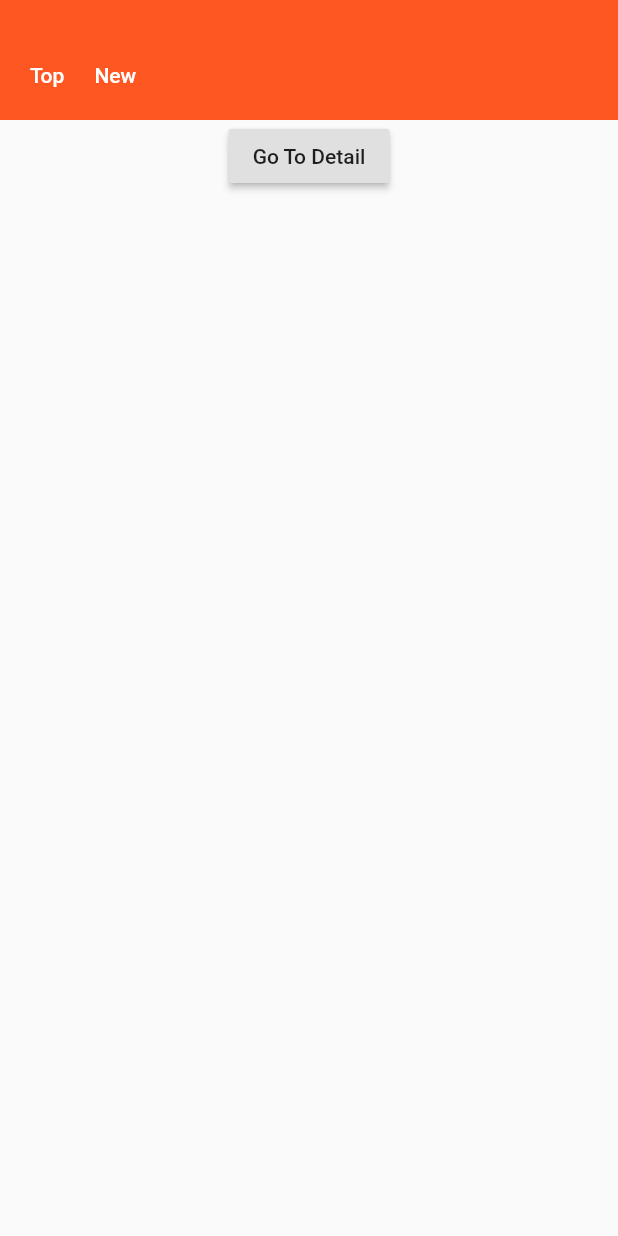
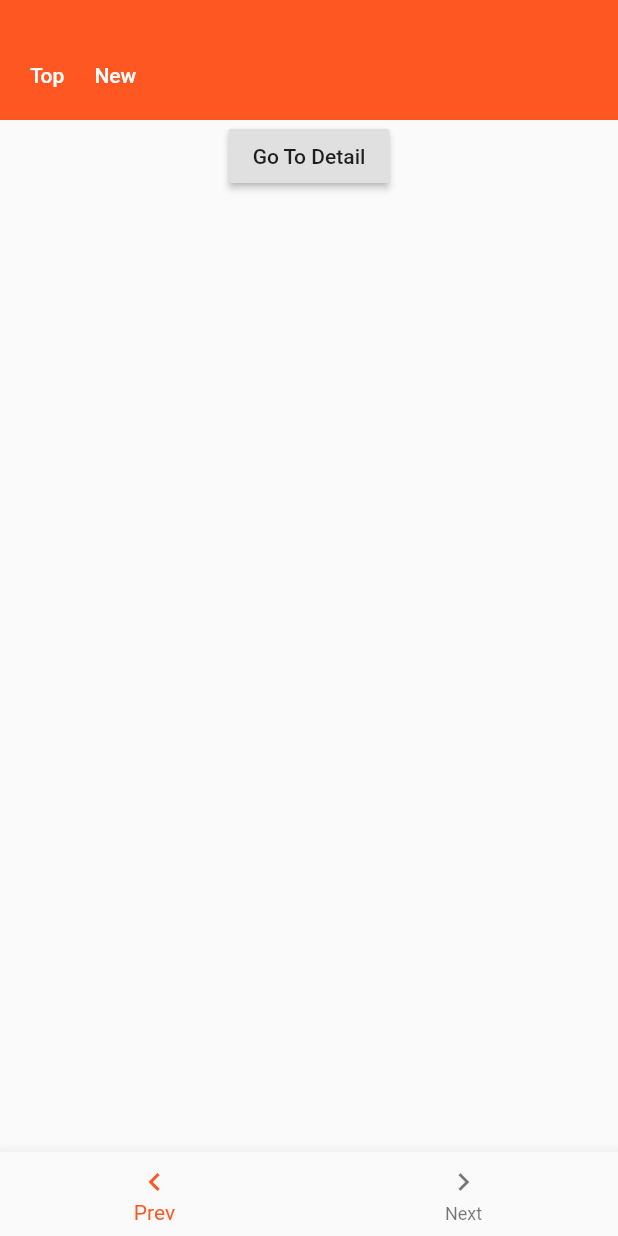
Before and after one commit to rohmanhm/flutter_hackernews, a Flutter app: the screen it shows after launch, on a phone screen of 412 x 824 dp. Run offline on Flutter 3.47's test engine with Material 2 defaults, Android fonts, the phone set to English and light mode, and no system bars.

Commit message:
feat(*): cleanup theme context etc

```diff
--- a/lib/main.dart
+++ b/lib/main.dart
@@ -9,10 +9,10 @@ class HackernewsApp extends StatelessWidget {
     return MaterialApp(
       title: "Hackernews App",
       theme: ThemeData(
+        primaryColor: Colors.deepOrange,
         textTheme: TextTheme(
           button: TextStyle(color: Colors.white),
         ),
-        appBarTheme: AppBarTheme(color: Colors.deepOrange),
       ),
       routes: Routes.routes,
     );
--- a/lib/screens/article_screen.dart
+++ b/lib/screens/article_screen.dart
@@ -6,7 +6,7 @@ class ArticleScreen extends StatelessWidget {
     return Scaffold(
       appBar: AppBar(
         title: Text("Article"),
-        backgroundColor: Theme.of(context).appBarTheme.color,
+        backgroundColor: Theme.of(context).primaryColor,
       ),
       body: Column(children: <Widget>[
         RaisedButton(
--- a/lib/screens/home_screen.dart
+++ b/lib/screens/home_screen.dart
@@ -4,7 +4,12 @@ import 'package:flutter_hackernews/constants/routes.dart';
 /* Widgets */
 import 'package:flutter_hackernews/widgets/topnav.dart';
 
-class HomeScreen extends StatelessWidget {
+class HomeScreen extends StatefulWidget {
+  @override
+  _HomeScreenState createState() => _HomeScreenState();
+}
+
+class _HomeScreenState extends State<HomeScreen> {
   @override
   Widget build(BuildContext context) {
     return Scaffold(
@@ -17,6 +22,19 @@ class HomeScreen extends StatelessWidget {
           },
         ),
       ]),
+      bottomNavigationBar: BottomNavigationBar(
+        selectedItemColor: Theme.of(context).primaryColor,
+        items: [
+          BottomNavigationBarItem(
+            title: Text("Prev"),
+            icon: Icon(Icons.chevron_left),
+          ),
+          BottomNavigationBarItem(
+            title: Text("Next"),
+            icon: Icon(Icons.chevron_right),
+          ),
+        ],
+      ),
     );
   }
 }
--- a/lib/widgets/topnav.dart
+++ b/lib/widgets/topnav.dart
@@ -11,11 +11,13 @@ class TopNavAppBar extends StatelessWidget {
 
   @override
   Widget build(BuildContext context) {
+    Color primaryColor = Theme.of(context).primaryColor;
+
     return Container(
       padding: EdgeInsets.only(top: 30, bottom: 10, left: 10, right: 10),
       width: double.infinity,
       height: 80.0,
-      decoration: BoxDecoration(color: Colors.deepOrange),
+      decoration: BoxDecoration(color: primaryColor),
       child: Row(
         children: <Widget>[
           TopNavButton(
```
